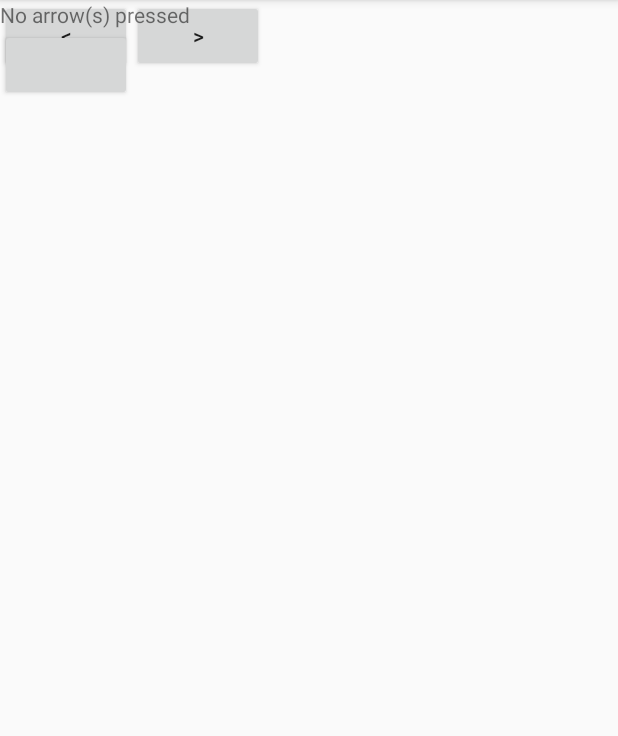
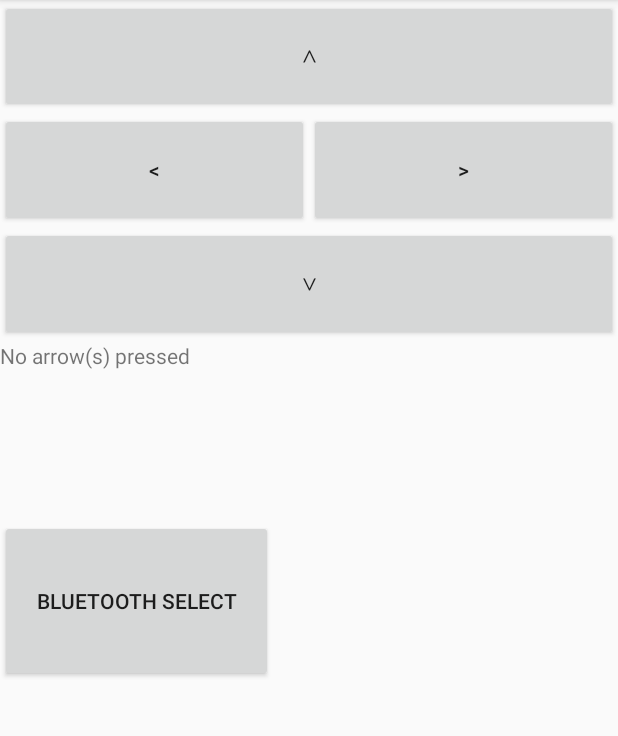
Before and after one commit to joy-kitson/RoomRover, an Android app: the screen it shows after launch (RoverMain), on a phone screen of 412 x 824 dp, the part 84-820 px from its top. Run offline under Robolectric (Android 15) with nearby library versions, the phone set to English and light mode, and no system bars.

Commit message:
Fixed layout. Added up and down to java file

```diff
--- a/app/src/main/java/com/example/tkitson/roomrover/RoverMain.java
+++ b/app/src/main/java/com/example/tkitson/roomrover/RoverMain.java
@@ -34,6 +34,9 @@ public class RoverMain extends AppCompatActivity {
         Button left_arrow_button = findViewById(R.id.left_arrow_button);
         Button right_arrow_button = findViewById(R.id.right_arrow_button);
 
+        Button up_arrow_button = findViewById(R.id.up_arrow_button);
+        Button down_arrow_button = findViewById(R.id.down_arrow_button);
+
         left_arrow_button.setOnClickListener(textViewUpdater);
         right_arrow_button.setOnClickListener(textViewUpdater);
     }
--- a/app/src/main/res/layout/activity_rover_main.xml
+++ b/app/src/main/res/layout/activity_rover_main.xml
@@ -9,47 +9,83 @@
     <RelativeLayout
         android:id="@+id/arrows"
         android:layout_width="match_parent"
-        android:layout_height="wrap_content"
-        app:layout_constraintBottom_toTopOf="@id/text">
+        android:layout_height="227dp"
+        tools:layout_editor_absoluteX="0dp"
+        tools:layout_editor_absoluteY="0dp">
+
+        <LinearLayout
+            android:layout_width="match_parent"
+            android:layout_height="match_parent"
+            android:orientation="vertical">
+
+            <Button
+                android:id="@+id/up_arrow_button"
+                android:layout_width="match_parent"
+                android:layout_height="0dp"
+                android:layout_weight="1"
+                android:text="∧"
+                android:visibility="visible" />
+
             <LinearLayout
 
                 android:layout_width="match_parent"
-            android:layout_height="wrap_content">
+                android:layout_height="0dp"
+                android:layout_weight="1">
 
                 <Button
                     android:id="@+id/left_arrow_button"
-                android:layout_width="wrap_content"
-                android:layout_height="wrap_content"
+                    android:layout_width="0dp"
+                    android:layout_height="match_parent"
                     android:layout_gravity="center_horizontal"
+                    android:layout_weight="1"
                     android:text="@string/left_arrow"
-                android:visibility="visible"/>
+                    android:visibility="visible" />
 
                 <Button
                     android:id="@+id/right_arrow_button"
-                android:layout_width="wrap_content"
-                android:layout_height="wrap_content"
+                    android:layout_width="0dp"
+                    android:layout_height="match_parent"
                     android:layout_gravity="center_horizontal"
+                    android:layout_weight="1"
                     android:text="@string/right_arrow"
                     android:visibility="visible" />
+
             </LinearLayout>
+
+            <Button
+                android:id="@+id/down_arrow_button"
+                android:layout_width="match_parent"
+                android:layout_height="0dp"
+                android:layout_weight="1"
+                android:text="∨"
+                android:visibility="visible"
+                tools:layout_editor_absoluteX="0dp"
+                tools:layout_editor_absoluteY="200dp" />
+
+
+        </LinearLayout>
+
     </RelativeLayout>
 
     <TextView
         android:id="@id/text"
+        android:layout_width="wrap_content"
+        android:layout_height="wrap_content"
         android:layout_centerHorizontal="true"
         android:layout_centerVertical="true"
-        android:layout_width="wrap_content"
-        android:layout_height="wrap_content"
         android:text="@string/no_arrow"
-        app:layout_constraintTop_toBottomOf="@id/arrows"
-        app:layout_constraintBottom_toTopOf="@id/bluetooth_button"/>
+        app:layout_constraintBottom_toTopOf="@id/bluetooth_button"
+        app:layout_constraintTop_toBottomOf="@id/arrows" />
 
     <Button
         android:id="@+id/bluetooth_button"
-        android:layout_width="wrap_content"
-        android:layout_height="wrap_content"
+        android:layout_width="182dp"
+        android:layout_height="108dp"
+        android:layout_below="@id/text"
+        android:layout_marginTop="100dp"
+        android:text="Bluetooth Select"
         android:visibility="visible"
-        android:layout_below="@id/text"
-        app:layout_constraintTop_toBottomOf="@id/text"/>
+        app:layout_constraintTop_toBottomOf="@id/text"
+        tools:layout_editor_absoluteX="107dp" />
 
 </android.support.constraint.ConstraintLayout>
```
Lines whose indentation alone changed are shown as unchanged.
